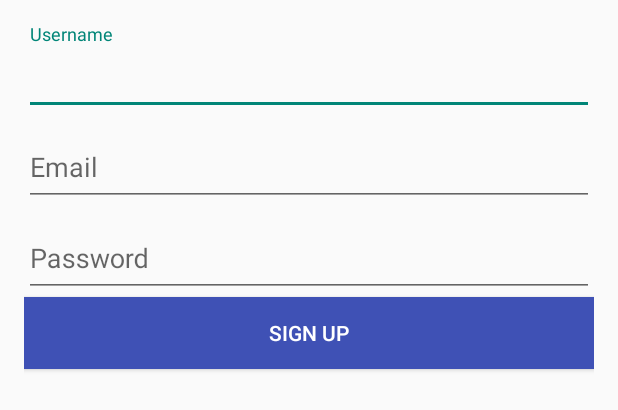
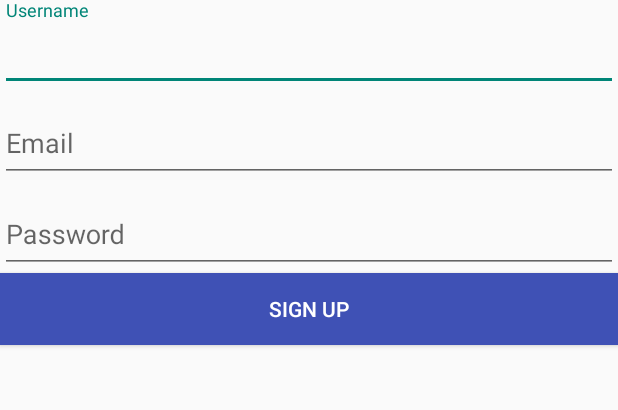
Before and after one commit to CodelightStudios/Android-Smart-Login, an Android app: the layout fragment_signup.xml on its own in the app's theme, with its tools: preview values and no code run, on a phone screen of 412 x 824 dp. Shown: the top 410 px of the screen. Run offline under Robolectric (Android 15) with nearby library versions, the phone set to English and light mode, and no system bars.

Commit message:
Remove layout margin in the sign up page

```diff
--- a/smartloginlibrary/src/main/res/layout/fragment_signup.xml
+++ b/smartloginlibrary/src/main/res/layout/fragment_signup.xml
@@ -1,8 +1,7 @@
 <?xml version="1.0" encoding="utf-8"?>
 <LinearLayout xmlns:android="http://schemas.android.com/apk/res/android"
     android:orientation="vertical" android:layout_width="match_parent"
-    android:layout_height="match_parent"
-    android:layout_margin="16dp">
+    android:layout_height="match_parent">
 
 
     <android.support.design.widget.TextInputLayout
```
